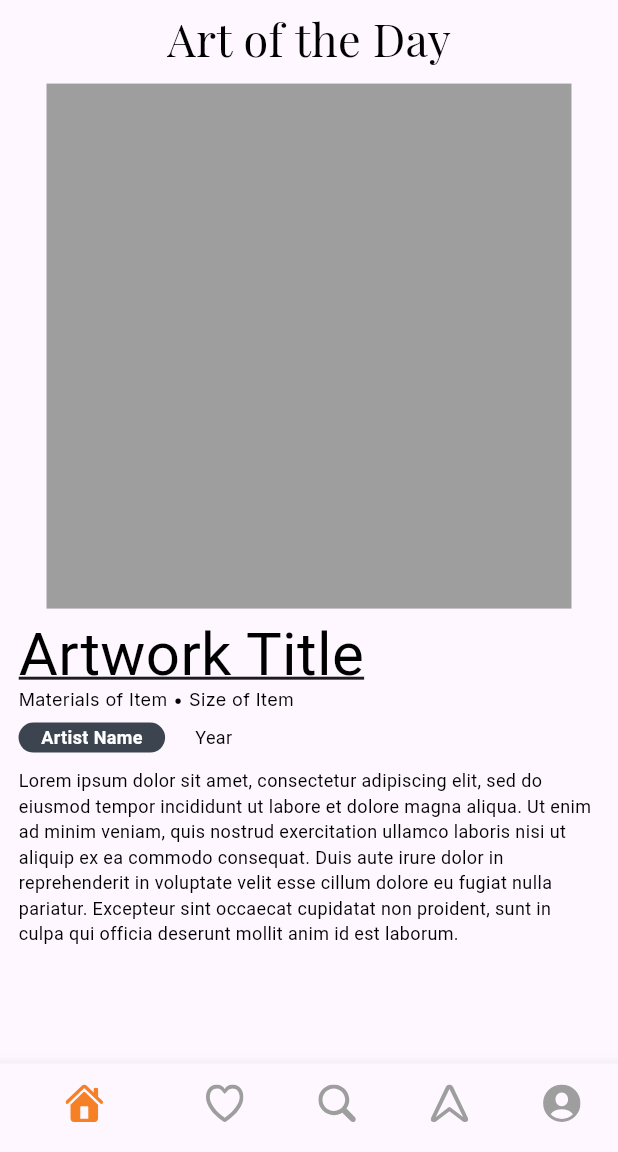
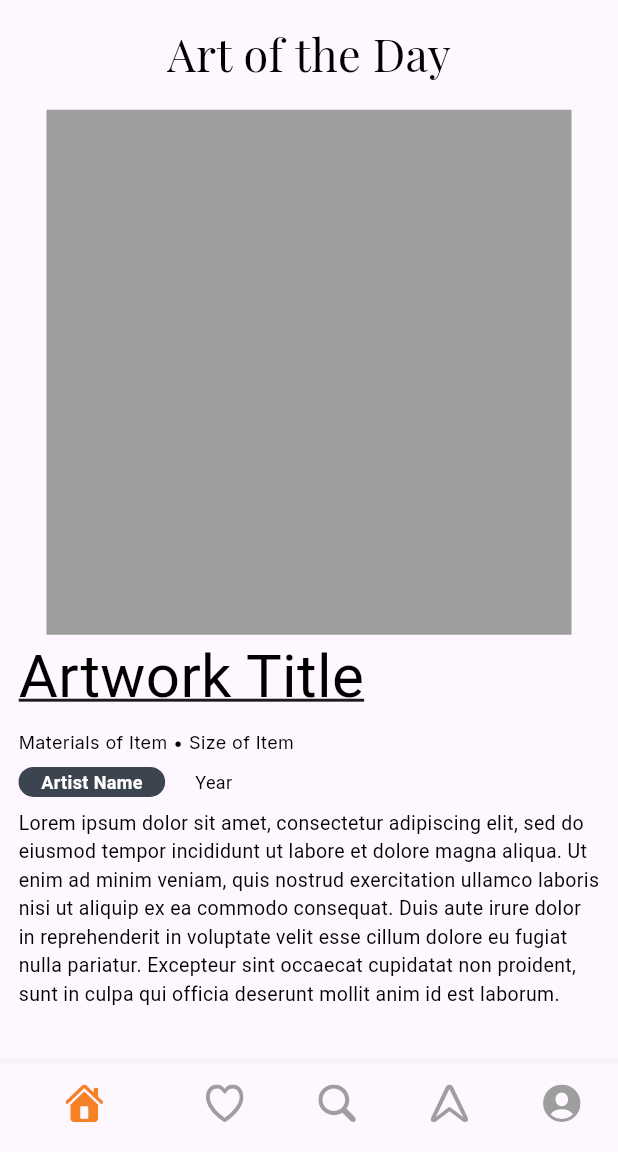
Before and after one commit to javierlinero/artmuseum, a Flutter app: the screen it shows after launch, on a phone screen of 412 x 824 dp, the part 84-1236 px from its top. Run offline on Flutter 3.47's test engine with Material 2 defaults, Android fonts, the phone set to English and light mode, and no system bars; drawn by our look-alikes of auto_size_text; our stand-ins replace another_flutter_splash_screen, appinio_swiper, equatable, flutter_bloc, flutter_native_splash, flutter_svg and 1 more.

Commit message:
Formatting with layoutbuilder

```diff
--- a/mobile/lib/art_of_the_day/screens/art_of_the_day_screen.dart
+++ b/mobile/lib/art_of_the_day/screens/art_of_the_day_screen.dart
@@ -29,46 +29,57 @@ class _ArtOfTheDayPageState extends State<ArtOfTheDayPage> {
   Widget build(BuildContext context) {
     return Scaffold(
       appBar: appBar(),
-      body: Padding(
-        padding: EdgeInsets.only(top: deviceHeight(context) * 0.03),
-        child: Column(
+      body: LayoutBuilder(
+        builder: (context, constraints) {
+          return Column(
             crossAxisAlignment: CrossAxisAlignment.start,
             children: [
-            Center(
+              Container(
+                height: constraints.maxHeight * 0.1,
+                child: Center(
                   child: Text(
                     'Art of the Day',
                     style: AppTheme.pageTitle,
                   ),
                 ),
-            SizedBox(height: 30),
-            PaintingWidget(),
-            SizedBox(height: 30),
-            Padding(
-              padding:
-                  EdgeInsets.symmetric(horizontal: deviceWidth(context) * 0.03),
+              ),
+              Container(
+                height: constraints.maxHeight * 0.5,
+                child: PaintingWidget(),
+              ),
+              SizedBox(height: 25),
+              Container(
+                padding: EdgeInsets.symmetric(
+                  horizontal: deviceWidth(context) * 0.03,
+                ),
+                height: constraints.maxHeight * 0.05,
                 child: ArtworkNameWidget(title: 'Artwork Title'),
               ),
-            SizedBox(height: 30),
-            Padding(
-              padding: EdgeInsets.only(left: deviceWidth(context) * 0.03),
+              Container(
+                padding: EdgeInsets.symmetric(
+                  horizontal: deviceWidth(context) * 0.03,
+                ),
+                height: constraints.maxHeight * 0.025,
                 child: DetailsWidget(
                     materials: 'Materials of Item', size: 'Size of Item'),
               ),
-            SizedBox(height: 15),
-            Padding(
-              padding: EdgeInsets.only(left: deviceWidth(context) * 0.03),
+              Container(
+                padding: EdgeInsets.symmetric(
+                  horizontal: deviceWidth(context) * 0.03,
+                ),
+                height: constraints.maxHeight * 0.05,
                 child: ArtistYearWidget(artist: 'Artist Name', year: 'Year'),
               ),
-            SizedBox(height: 10),
               Container(
-              padding:
-                  EdgeInsets.symmetric(horizontal: deviceWidth(context) * 0.03),
-              height: deviceHeight(context) * 0.15,
-              width: deviceWidth(context),
+                padding: EdgeInsets.symmetric(
+                  horizontal: deviceWidth(context) * 0.03,
+                ),
+                height: constraints.maxHeight * 0.2,
                 child: ArtworkDescriptionWidget(description: aotd.description),
               ),
             ],
-        ),
+          );
+        },
       ),
     );
   }
```
Lines whose indentation alone changed are shown as unchanged.
